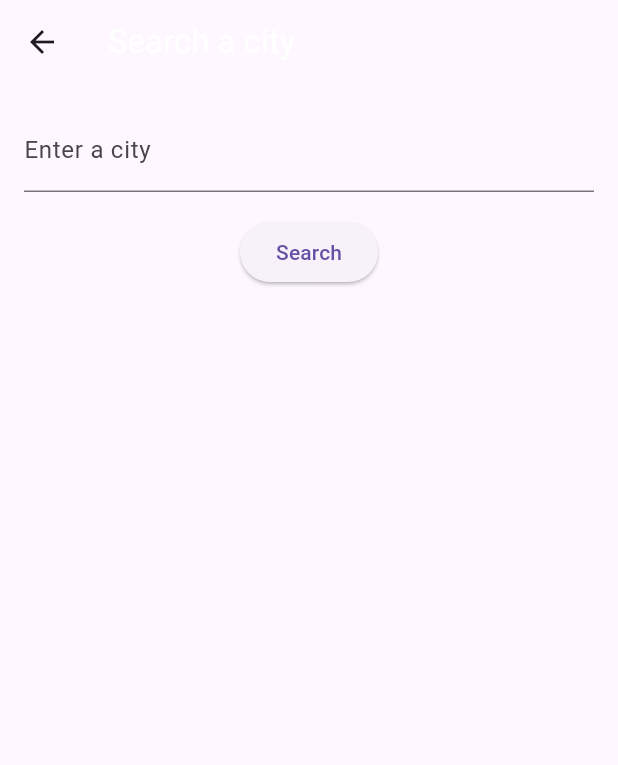
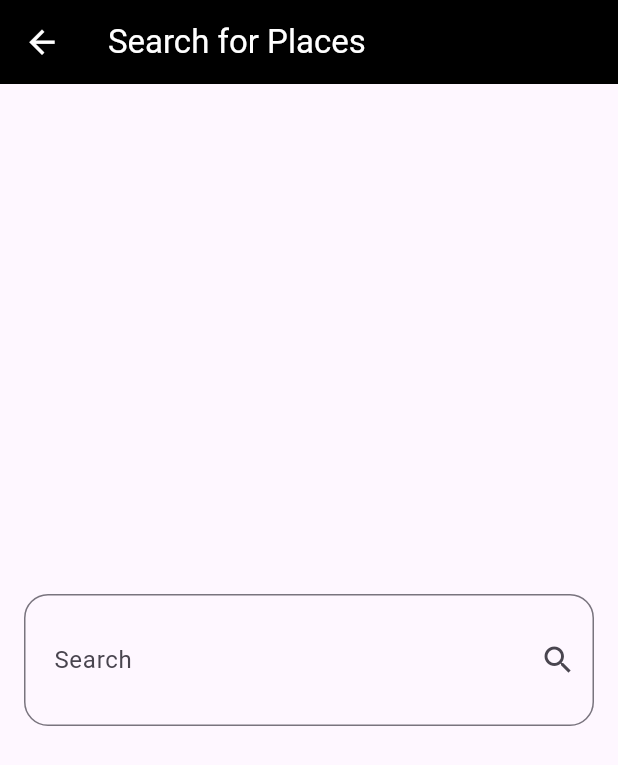
Before and after one commit to Mahmoudkhalafalah/NewsWeatherApp, a Flutter app: the Search_View_Page screen opened directly, on a phone screen of 412 x 824 dp. Shown: the top 765 px of the screen. Run offline on Flutter 3.47's test engine with Material 3 defaults, Android fonts, the phone set to English and light mode, and no system bars; our stand-ins replace dio.

Commit message:
update weather_search_view.dart

```diff
--- a/lib/views/weather_search_view.dart
+++ b/lib/views/weather_search_view.dart
@@ -8,28 +8,41 @@ class Search_View_Page extends StatelessWidget {
     return Scaffold(
       appBar: AppBar(
         title: const Text(
-            'Search a city' ,
+          'Search for Places',
          style: TextStyle(
            color: Colors.white,
          ),
         ),
+        backgroundColor: Colors.black,
+        leading: IconButton(
+            onPressed: () {},
+            icon: const Icon(
+              Icons.arrow_back,
+              color: Colors.white,
+              size: 25,
+            )),
       ),
       body: Padding(
-        padding: const EdgeInsets.all(16.0),
-        child: Column(
-          children: [
-            const TextField(
-              decoration: InputDecoration(
-                labelText: 'Enter a city',
+        padding: const EdgeInsets.symmetric(horizontal: 16),
+        child: Center(
+          child: TextField (
+            decoration: InputDecoration(
+              contentPadding: const EdgeInsets.symmetric(
+                horizontal: 16,
+                vertical: 32,
               ),
+              labelText: 'Search',
+              suffixIcon: const Icon(Icons.search),
+              hintText: 'Enter city name',
+              border: OutlineInputBorder (
+                borderRadius: BorderRadius.circular(16),
+                borderSide: const BorderSide(
+                  color: Colors.black,
+                )
+              )
             ),
-            const SizedBox(height: 16.0),
-            ElevatedButton(
-              onPressed: (){},
-              child: const Text('Search'),
-            ),
-          ],
-        ),
+          ),
+        )
       ),
     );
   }
```
